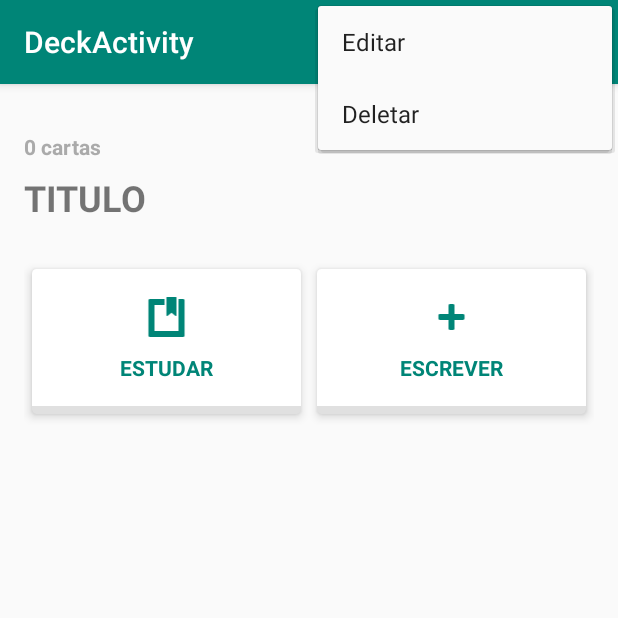
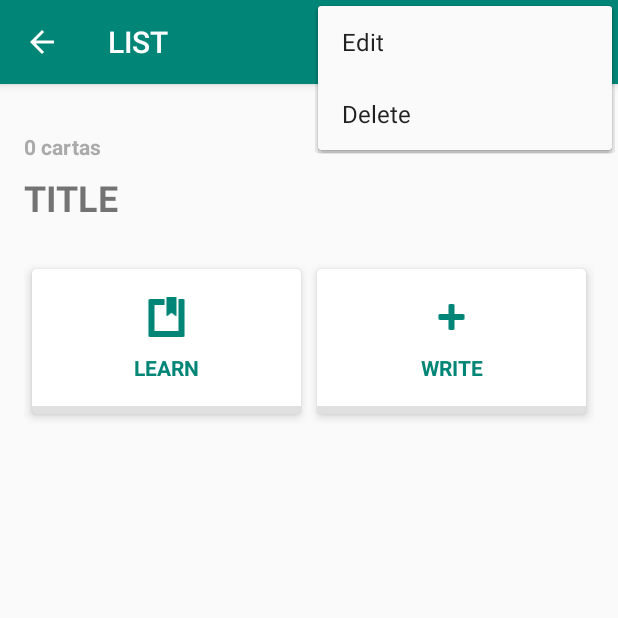
Before and after one commit to pedrobealves/piedcard-flashcard-app, an Android app: the DeckActivity screen opened directly, with no data from a screen before it, with the options menu open, on a phone screen of 412 x 824 dp, the top half of it. Run offline under Robolectric (Android 15) with nearby library versions, the phone set to English and light mode, and no system bars; 1 statement that could not run was skipped.

Commit message:
Feat: String translate

```diff
--- a/app/build.gradle
+++ b/app/build.gradle
@@ -4,7 +4,7 @@ android {
     compileSdkVersion 28
     defaultConfig {
         applicationId "com.piedcard"
-        minSdkVersion 19
+        minSdkVersion 15
         targetSdkVersion 28
         versionCode 1
         versionName "1.0"
@@ -17,6 +17,10 @@ android {
             minifyEnabled false
             proguardFiles getDefaultProguardFile('proguard-android-optimize.txt'), 'proguard-rules.pro'
         }
+    }
+    compileOptions {
+        sourceCompatibility = '1.8'
+        targetCompatibility = '1.8'
     }
 }
 
--- a/app/src/main/java/com/piedcard/activity/deck/DeckActivity.java
+++ b/app/src/main/java/com/piedcard/activity/deck/DeckActivity.java
@@ -5,6 +5,7 @@ import android.content.Intent;
 import android.os.Build;
 import android.os.Bundle;
 import android.support.annotation.RequiresApi;
+import android.support.v7.app.ActionBar;
 import android.support.v7.app.AlertDialog;
 import android.support.v7.app.AppCompatActivity;
 import android.support.v7.widget.Toolbar;
@@ -34,14 +35,19 @@ public class DeckActivity extends AppCompatActivity {
         Toolbar toolbar = findViewById(R.id.toolbar);
         setSupportActionBar(toolbar);
 
+        // Get a support ActionBar corresponding to this toolbar
+        ActionBar ab = getSupportActionBar();
+
+        // Enable the Up button
+        ab.setDisplayHomeAsUpEnabled(true);
+
         title = findViewById(R.id.title_deck);
         countCards = findViewById(R.id.count_cards);
 
         deckActual = (Deck) getIntent().getSerializableExtra("deckSelected");
-
+        System.out.println(deckActual.getId());
     }
 
-    @RequiresApi(api = Build.VERSION_CODES.N)
     public void loadDeck() {
         if ( deckActual != null ){
             DeckDAO deckDAO = (DeckDAO) DaoSingletonFactory.getDeckInstance(getApplicationContext());
--- a/app/src/main/res/layout/deck_list_detail.xml
+++ b/app/src/main/res/layout/deck_list_detail.xml
@@ -15,7 +15,7 @@
         <TextView
             android:id="@+id/textTarefa"
             android:layout_width="0dp"
-            android:layout_height="20dp"
+            android:layout_height="wrap_content"
             android:layout_marginStart="16dp"
             android:layout_marginTop="20dp"
             android:text="@string/title_deck"
--- a/app/src/main/res/values/strings.xml
+++ b/app/src/main/res/values/strings.xml
@@ -1,11 +1,16 @@
 <resources>
     <string name="app_name">PiedCard</string>
     <string name="action_settings">Settings</string>
-    <string name="list">LISTAS</string>
-    <string name="name_list">TÍTULO</string>
-    <string name="title_deck">TITULO</string>
+    <string name="list">LIST</string>
+    <string name="name_list">TITLE</string>
+    <string name="title_deck">TITLE</string>
     <string name="title_activity_settings">SettingsActivity</string>
-    <string name="cards">cartas</string>
+    <string name="cards">cards</string>
+    <string name="title_activity_deck">LIST</string>
+    <string name="edit_deck">Edit</string>
+    <string name="delete_deck">Delete</string>
+    <string name="study">LEARN</string>
+    <string name="write">WRITE</string>
 
     <!-- Strings related to Settings -->
 
@@ -78,9 +83,4 @@
     <string name="pref_ringtone_silent">Silent</string>
 
     <string name="pref_title_vibrate">Vibrate</string>
-    <string name="title_activity_deck">DeckActivity</string>
-    <string name="edit_deck">Editar</string>
-    <string name="delete_deck">Deletar</string>
-    <string name="study">ESTUDAR</string>
-    <string name="write">ESCREVER</string>
 </resources>
```
Also changed, not shown: app/src/main/AndroidManifest.xml (+22 -3 lines), app/src/main/java/com/piedcard/activity/card/InsertCardActivity.java (+7 -0 lines), app/src/main/java/com/piedcard/model/dao/CardDAO.java (+18 -7 lines), app/src/main/java/com/piedcard/model/dao/DeckDAO.java (+19 -3 lines), 1 other file.
